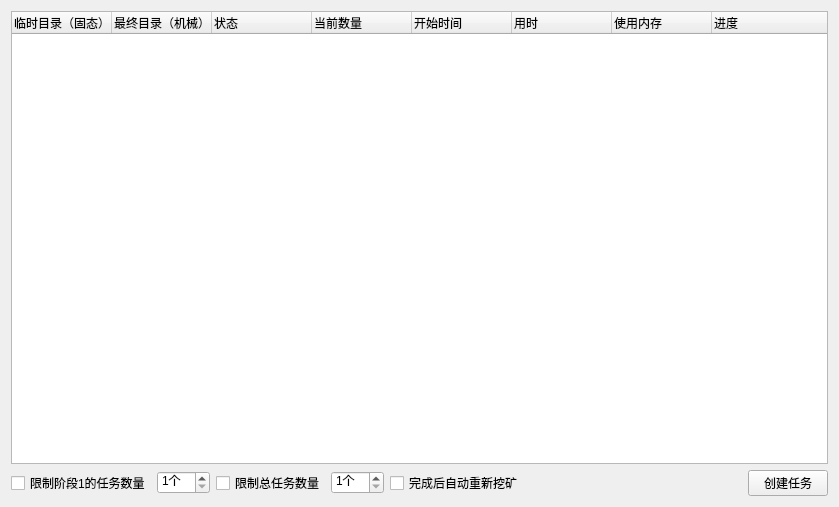
The window that ui/PlotWidget.ui (penglecn/ChiaTools) describes before a commit, drawn with Qt 5.
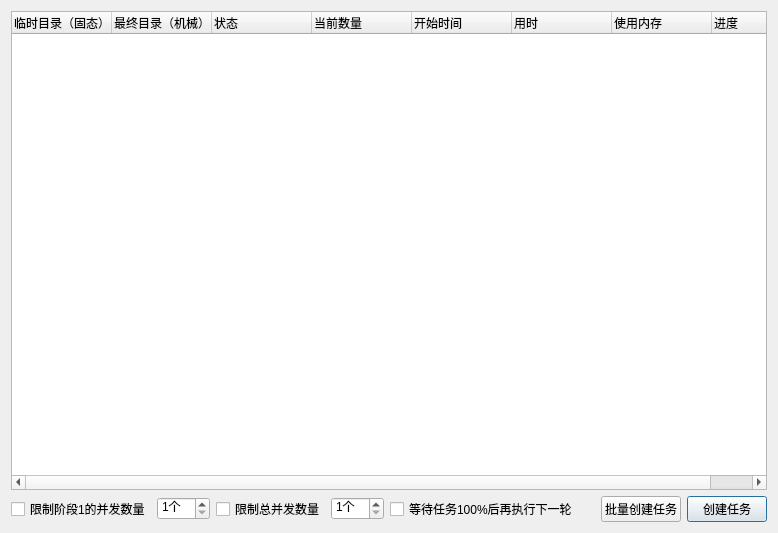
The same window after the commit.

The edit to the form file:
```diff
--- a/ui/PlotWidget.ui
+++ b/ui/PlotWidget.ui
@@ -6,8 +6,8 @@
    <rect>
     <x>0</x>
     <y>0</y>
-    <width>839</width>
-    <height>507</height>
+    <width>778</width>
+    <height>533</height>
    </rect>
   </property>
   <property name="windowTitle">
@@ -66,7 +66,7 @@
      <item>
       <widget class="QCheckBox" name="checkBoxPhase1Limit">
        <property name="text">
-        <string>限制阶段1的任务数量</string>
+        <string>限制阶段1的并发数量</string>
        </property>
       </widget>
      </item>
@@ -83,7 +83,7 @@
      <item>
       <widget class="QCheckBox" name="checkBoxTotalLimit">
        <property name="text">
-        <string>限制总任务数量</string>
+        <string>限制总并发数量</string>
        </property>
       </widget>
      </item>
@@ -100,7 +100,7 @@
      <item>
       <widget class="QCheckBox" name="checkBoxAutoRestartMine">
        <property name="text">
-        <string>完成后自动重新挖矿</string>
+        <string>等待任务100%后再执行下一轮</string>
        </property>
       </widget>
      </item>
@@ -117,11 +117,39 @@
        </property>
       </spacer>
      </item>
+     <item>
+      <widget class="QPushButton" name="buttonCreateBatchPlots">
+       <property name="sizePolicy">
+        <sizepolicy hsizetype="Minimum" vsizetype="Fixed">
+         <horstretch>0</horstretch>
+         <verstretch>0</verstretch>
+        </sizepolicy>
+       </property>
+       <property name="text">
+        <string>批量创建任务</string>
+       </property>
+      </widget>
+     </item>
      <item>
       <widget class="QPushButton" name="buttonCreatePlot">
+       <property name="sizePolicy">
+        <sizepolicy hsizetype="Minimum" vsizetype="Fixed">
+         <horstretch>0</horstretch>
+         <verstretch>0</verstretch>
+        </sizepolicy>
+       </property>
        <property name="text">
         <string>创建任务</string>
        </property>
+       <property name="autoDefault">
+        <bool>false</bool>
+       </property>
+       <property name="default">
+        <bool>true</bool>
+       </property>
+       <property name="flat">
+        <bool>false</bool>
+       </property>
       </widget>
      </item>
     </layout>
```
Left out of the diff: 2 changed lines with no effect on the pictures.
